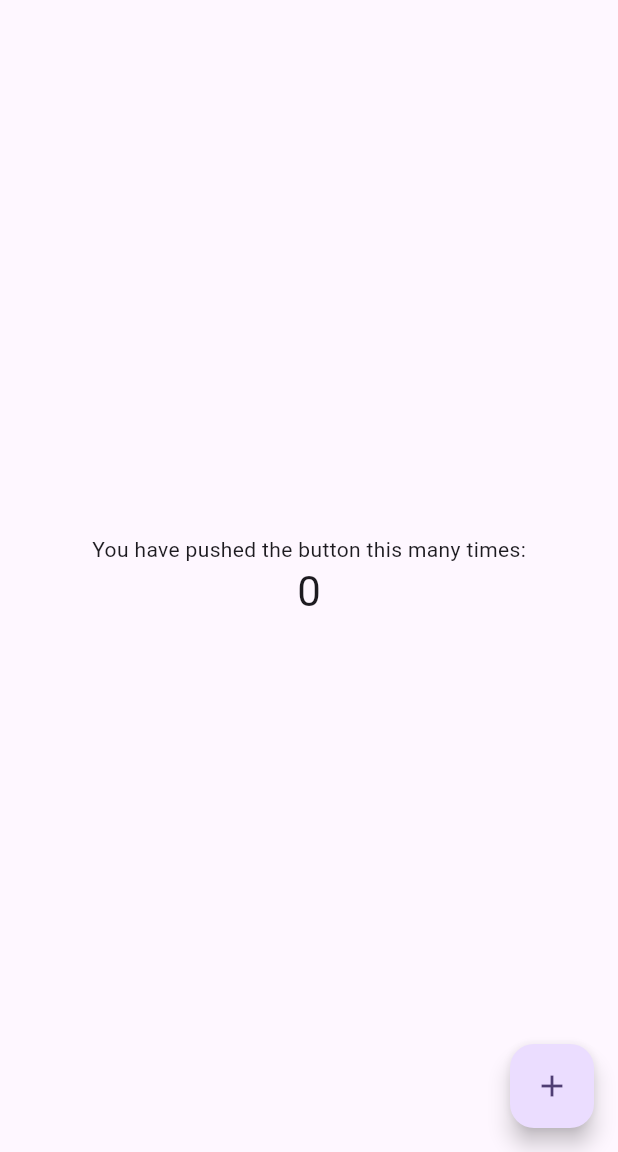
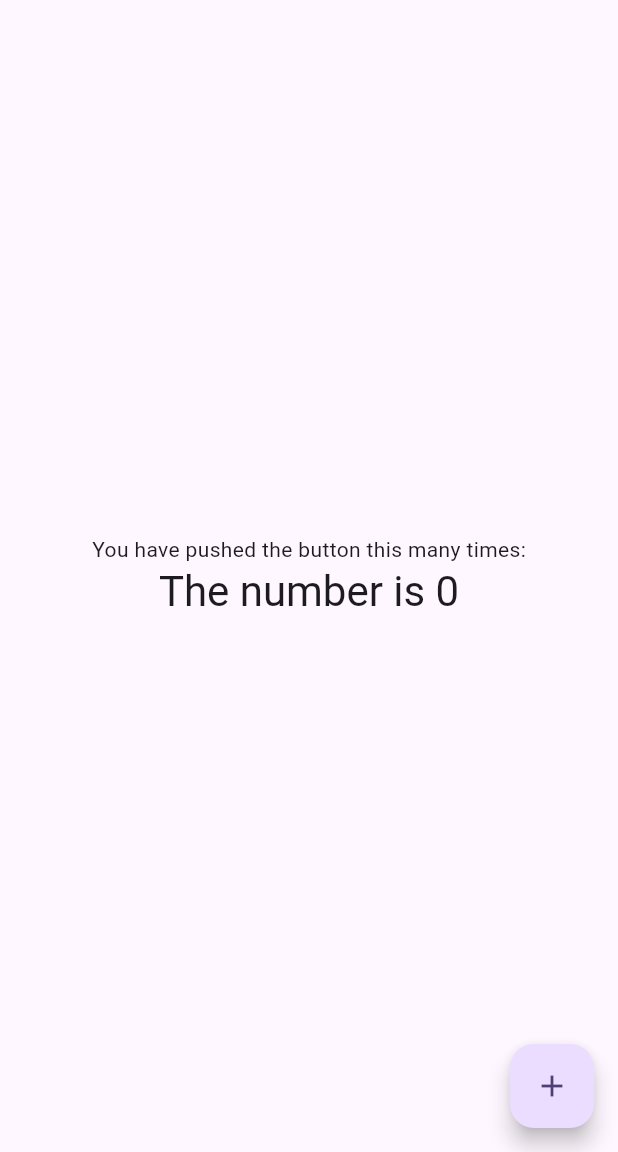
Before and after one commit to 022jasper/Calculator, a Flutter app: the screen it shows after launch, on a phone screen of 412 x 824 dp, the part 84-1236 px from its top. Run offline on Flutter 3.47's test engine with Material 2 defaults, Android fonts, the phone set to English and light mode, and no system bars.

```diff
--- a/lib/main.dart
+++ b/lib/main.dart
@@ -108,7 +108,7 @@ class _MyHomePageState extends State<MyHomePage> {
               'You have pushed the button this many times:',
             ),
             Text(
-              '$_counter',
+              'The number is $_counter',
               style: Theme.of(context).textTheme.headlineMedium,
             ),
           ],
```
